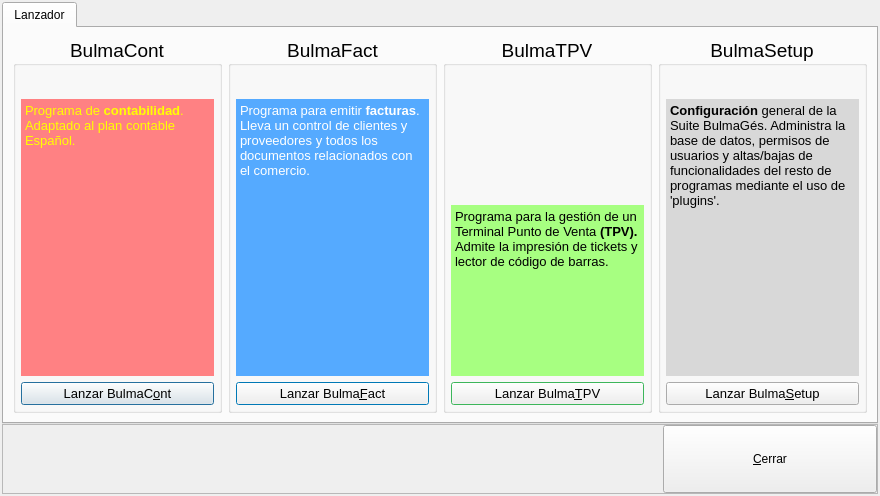
The window that bulmages/bulmages/src/bgbulmagesbase.ui (eboladev/Bulmages-1) describes before a commit, drawn with Qt 5.
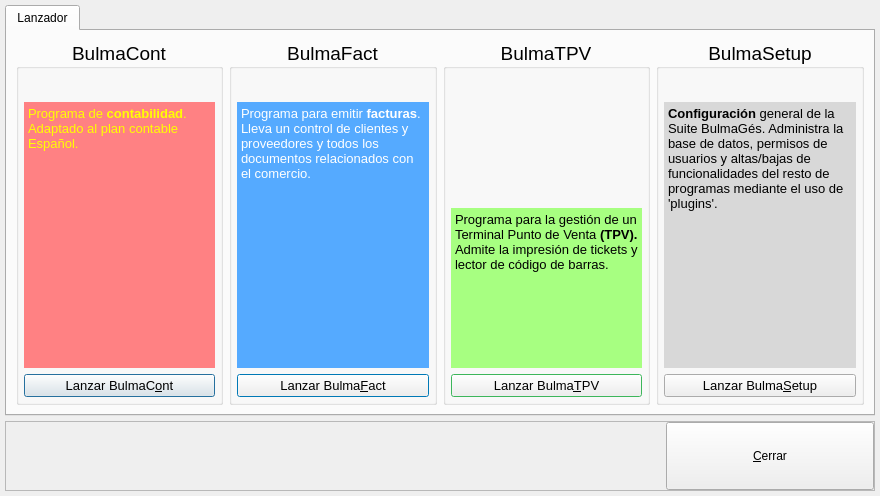
The same window after the commit. Icons and pictures are not drawn.

Commit message:
Genero nueva imagen para fondo de ventana. En este caso "albarán a cliente". Lo reorganizo para disponer
de soporte a múltiples idiomas. Para habilitar el idioma correspondiente hay que editar el .conf de
/etc/bulmages/ para que carge el .css que toque.

También corrijo título de la ventana del lanzador de BulmaGes, reportado por Raül.

The edit to the form file:
```diff
--- a/bulmages/bulmages/src/bgbulmagesbase.ui
+++ b/bulmages/bulmages/src/bgbulmagesbase.ui
@@ -19,10 +19,10 @@
   </property>
   <layout class="QVBoxLayout" name="verticalLayout">
    <property name="spacing">
-    <number>0</number>
+    <number>5</number>
    </property>
    <property name="margin">
-    <number>2</number>
+    <number>5</number>
    </property>
    <item>
     <widget class="QTabWidget" name="tabWidget">
@@ -228,8 +228,8 @@
              <string>&lt;!DOCTYPE HTML PUBLIC &quot;-//W3C//DTD HTML 4.0//EN&quot; &quot;http://www.w3.org/TR/REC-html40/strict.dtd&quot;&gt;
 &lt;html&gt;&lt;head&gt;&lt;meta name=&quot;qrichtext&quot; content=&quot;1&quot; /&gt;&lt;style type=&quot;text/css&quot;&gt;
 p, li { white-space: pre-wrap; }
-&lt;/style&gt;&lt;/head&gt;&lt;body style=&quot; font-family:'DejaVu Sans'; font-size:14pt; font-weight:400; font-style:normal;&quot;&gt;
-&lt;p style=&quot; margin-top:0px; margin-bottom:0px; margin-left:0px; margin-right:0px; -qt-block-indent:0; text-indent:0px;&quot;&gt;&lt;span style=&quot; font-family:'Sans Serif'; font-size:10pt;&quot;&gt;Programa de &lt;/span&gt;&lt;span style=&quot; font-family:'Sans Serif'; font-size:10pt; font-weight:600;&quot;&gt;contabilidad&lt;/span&gt;&lt;span style=&quot; font-family:'Sans Serif'; font-size:10pt;&quot;&gt;. Adaptado al plan contable Español.&lt;/span&gt;&lt;/p&gt;&lt;/body&gt;&lt;/html&gt;</string>
+&lt;/style&gt;&lt;/head&gt;&lt;body style=&quot; font-family:'Sans Serif'; font-size:14pt; font-weight:400; font-style:normal;&quot;&gt;
+&lt;p style=&quot; margin-top:0px; margin-bottom:0px; margin-left:0px; margin-right:0px; -qt-block-indent:0; text-indent:0px;&quot;&gt;&lt;span style=&quot; font-size:10pt;&quot;&gt;Programa de &lt;/span&gt;&lt;span style=&quot; font-size:10pt; font-weight:600;&quot;&gt;contabilidad&lt;/span&gt;&lt;span style=&quot; font-size:10pt;&quot;&gt;. Adaptado al plan contable Español.&lt;/span&gt;&lt;/p&gt;&lt;/body&gt;&lt;/html&gt;</string>
             </property>
            </widget>
           </item>
@@ -463,8 +463,8 @@
              <string>&lt;!DOCTYPE HTML PUBLIC &quot;-//W3C//DTD HTML 4.0//EN&quot; &quot;http://www.w3.org/TR/REC-html40/strict.dtd&quot;&gt;
 &lt;html&gt;&lt;head&gt;&lt;meta name=&quot;qrichtext&quot; content=&quot;1&quot; /&gt;&lt;style type=&quot;text/css&quot;&gt;
 p, li { white-space: pre-wrap; }
-&lt;/style&gt;&lt;/head&gt;&lt;body style=&quot; font-family:'DejaVu Sans'; font-size:14pt; font-weight:400; font-style:normal;&quot;&gt;
-&lt;p style=&quot; margin-top:0px; margin-bottom:0px; margin-left:0px; margin-right:0px; -qt-block-indent:0; text-indent:0px;&quot;&gt;&lt;span style=&quot; font-family:'Sans Serif'; font-size:10pt;&quot;&gt;Programa para emitir &lt;/span&gt;&lt;span style=&quot; font-family:'Sans Serif'; font-size:10pt; font-weight:600;&quot;&gt;facturas&lt;/span&gt;&lt;span style=&quot; font-family:'Sans Serif'; font-size:10pt;&quot;&gt;. Lleva un control de clientes y proveedores y todos los documentos relacionados con el comercio.&lt;/span&gt;&lt;/p&gt;&lt;/body&gt;&lt;/html&gt;</string>
+&lt;/style&gt;&lt;/head&gt;&lt;body style=&quot; font-family:'Sans Serif'; font-size:14pt; font-weight:400; font-style:normal;&quot;&gt;
+&lt;p style=&quot; margin-top:0px; margin-bottom:0px; margin-left:0px; margin-right:0px; -qt-block-indent:0; text-indent:0px;&quot;&gt;&lt;span style=&quot; font-size:10pt;&quot;&gt;Programa para emitir &lt;/span&gt;&lt;span style=&quot; font-size:10pt; font-weight:600;&quot;&gt;facturas&lt;/span&gt;&lt;span style=&quot; font-size:10pt;&quot;&gt;. Lleva un control de clientes y proveedores y todos los documentos relacionados con el comercio.&lt;/span&gt;&lt;/p&gt;&lt;/body&gt;&lt;/html&gt;</string>
             </property>
            </widget>
           </item>
@@ -644,8 +644,8 @@
              <string>&lt;!DOCTYPE HTML PUBLIC &quot;-//W3C//DTD HTML 4.0//EN&quot; &quot;http://www.w3.org/TR/REC-html40/strict.dtd&quot;&gt;
 &lt;html&gt;&lt;head&gt;&lt;meta name=&quot;qrichtext&quot; content=&quot;1&quot; /&gt;&lt;style type=&quot;text/css&quot;&gt;
 p, li { white-space: pre-wrap; }
-&lt;/style&gt;&lt;/head&gt;&lt;body style=&quot; font-family:'DejaVu Sans'; font-size:14pt; font-weight:400; font-style:normal;&quot;&gt;
-&lt;p style=&quot; margin-top:0px; margin-bottom:0px; margin-left:0px; margin-right:0px; -qt-block-indent:0; text-indent:0px;&quot;&gt;&lt;span style=&quot; font-family:'Sans Serif'; font-size:10pt;&quot;&gt;Programa para la gestión de un Terminal Punto de Venta &lt;/span&gt;&lt;span style=&quot; font-family:'Sans Serif'; font-size:10pt; font-weight:600;&quot;&gt;(TPV).&lt;/span&gt;&lt;span style=&quot; font-family:'Sans Serif'; font-size:10pt;&quot;&gt; Admite la impresión de tickets y lector de código de barras.&lt;/span&gt;&lt;/p&gt;&lt;/body&gt;&lt;/html&gt;</string>
+&lt;/style&gt;&lt;/head&gt;&lt;body style=&quot; font-family:'Sans Serif'; font-size:14pt; font-weight:400; font-style:normal;&quot;&gt;
+&lt;p style=&quot; margin-top:0px; margin-bottom:0px; margin-left:0px; margin-right:0px; -qt-block-indent:0; text-indent:0px;&quot;&gt;&lt;span style=&quot; font-size:10pt;&quot;&gt;Programa para la gestión de un Terminal Punto de Venta &lt;/span&gt;&lt;span style=&quot; font-size:10pt; font-weight:600;&quot;&gt;(TPV).&lt;/span&gt;&lt;span style=&quot; font-size:10pt;&quot;&gt; Admite la impresión de tickets y lector de código de barras.&lt;/span&gt;&lt;/p&gt;&lt;/body&gt;&lt;/html&gt;</string>
             </property>
            </widget>
           </item>
@@ -793,8 +793,8 @@
              <string>&lt;!DOCTYPE HTML PUBLIC &quot;-//W3C//DTD HTML 4.0//EN&quot; &quot;http://www.w3.org/TR/REC-html40/strict.dtd&quot;&gt;
 &lt;html&gt;&lt;head&gt;&lt;meta name=&quot;qrichtext&quot; content=&quot;1&quot; /&gt;&lt;style type=&quot;text/css&quot;&gt;
 p, li { white-space: pre-wrap; }
-&lt;/style&gt;&lt;/head&gt;&lt;body style=&quot; font-family:'DejaVu Sans'; font-size:7pt; font-weight:400; font-style:normal;&quot;&gt;
-&lt;p style=&quot; margin-top:0px; margin-bottom:0px; margin-left:0px; margin-right:0px; -qt-block-indent:0; text-indent:0px;&quot;&gt;&lt;span style=&quot; font-family:'Sans Serif'; font-size:10pt; font-weight:600;&quot;&gt;Configuración&lt;/span&gt;&lt;span style=&quot; font-family:'Sans Serif'; font-size:10pt;&quot;&gt; general de la Suite BulmaGés. Administra la base de datos, permisos de usuarios y altas/bajas de funcionalidades del resto de programas mediante el uso de 'plugins'.&lt;/span&gt;&lt;/p&gt;&lt;/body&gt;&lt;/html&gt;</string>
+&lt;/style&gt;&lt;/head&gt;&lt;body style=&quot; font-family:'Sans Serif'; font-size:7pt; font-weight:400; font-style:normal;&quot;&gt;
+&lt;p style=&quot; margin-top:0px; margin-bottom:0px; margin-left:0px; margin-right:0px; -qt-block-indent:0; text-indent:0px;&quot;&gt;&lt;span style=&quot; font-size:10pt; font-weight:600;&quot;&gt;Configuración&lt;/span&gt;&lt;span style=&quot; font-size:10pt;&quot;&gt; general de la Suite BulmaGés. Administra la base de datos, permisos de usuarios y altas/bajas de funcionalidades del resto de programas mediante el uso de 'plugins'.&lt;/span&gt;&lt;/p&gt;&lt;/body&gt;&lt;/html&gt;</string>
             </property>
            </widget>
           </item>
```
Left out of the diff: 2 changed lines with no effect on the pictures. The commit also changes 11 other files.
